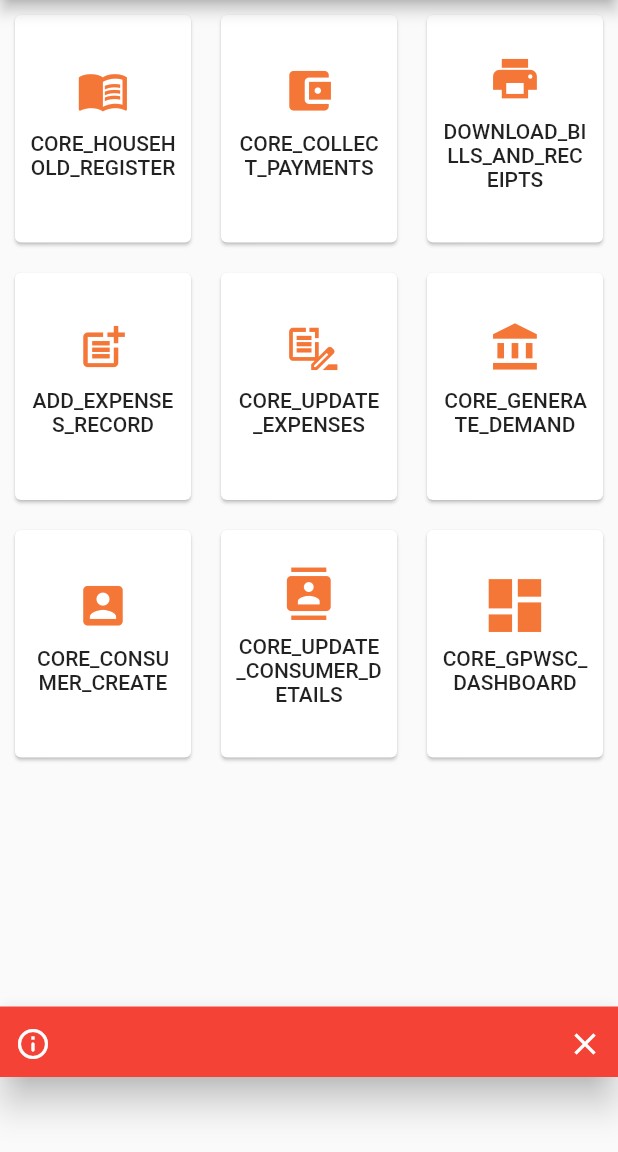
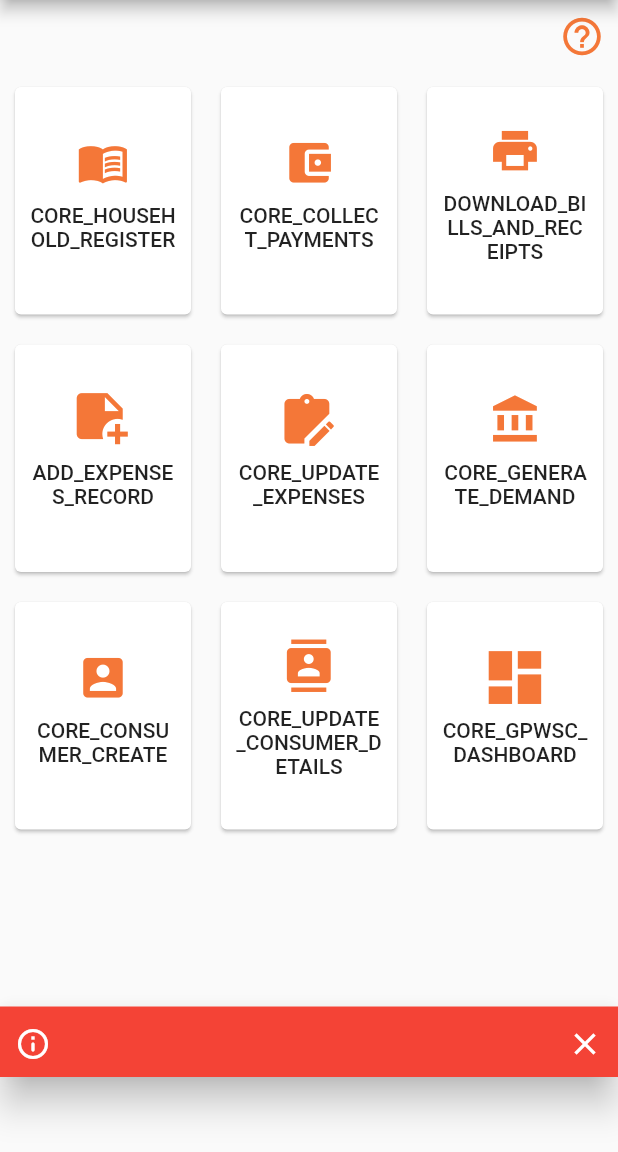
Before and after one commit to egovernments/punjab-mgramseva, a Flutter app: the Home screen opened by its route, on a phone screen of 412 x 824 dp, the part 84-1236 px from its top. Run offline on Flutter 3.47's test engine with Material 2 defaults, Android fonts, the phone set to English and light mode, and no system bars; our stand-ins replace datetime_picker_formfield, file_picker, flutter_secure_storage, flutter_spinkit, flutter_svg, flutter_typeahead and 1 more; missing offline and left inert: horizontal_data_table, universal_html; accounts and stored records are empty; network calls fail.

Commit message:
IFIX-292-Added help icon in home screen

```diff
--- /dev/null
+++ b/frontend/mgramseva/lib/icons/home_icons_modified_icons.dart
@@ -0,0 +1,26 @@
+/// Flutter icons HomeIconsModified
+/// Copyright (C) 2021 by original authors @ fluttericon.com, fontello.com
+/// This font was generated by FlutterIcon.com, which is derived from Fontello.
+///
+/// To use this font, place it in your fonts/ directory and include the
+/// following in your pubspec.yaml
+///
+/// flutter:
+///   fonts:
+///    - family:  HomeIconsModified
+///      fonts:
+///       - asset: fonts/HomeIconsModified.ttf
+///
+///
+///
+import 'package:flutter/widgets.dart';
+
+class HomeIconsModified {
+  HomeIconsModified._();
+
+  static const _kFontFam = 'HomeIconsModified';
+  static const String? _kFontPkg = null;
+
+  static const IconData vector_1 = IconData(0xe800, fontFamily: _kFontFam, fontPackage: _kFontPkg);
+  static const IconData vector = IconData(0xe801, fontFamily: _kFontFam, fontPackage: _kFontPkg);
+}
--- a/frontend/mgramseva/lib/screeens/Home.dart
+++ b/frontend/mgramseva/lib/screeens/Home.dart
@@ -2,6 +2,7 @@ import 'package:flutter/material.dart';
 import 'package:mgramseva/screeens/HomeCard.dart';
 import 'package:mgramseva/widgets/DrawerWrapper.dart';
 import 'package:mgramseva/widgets/SideBar.dart';
+import 'package:mgramseva/widgets/help.dart';
 
 import 'customAppbar.dart';
 
@@ -19,6 +20,12 @@ class _HomeState extends State<Home> {
         drawer: DrawerWrapper(
           Drawer(child: SideBar()),
         ),
-        body: HomeCard());
+        body: Column(
+            children : [
+              Align(
+                  alignment: Alignment.centerRight,
+                  child: Help()),
+              Expanded(child: HomeCard())
+            ]));
   }
 }
--- a/frontend/mgramseva/lib/utils/constants.dart
+++ b/frontend/mgramseva/lib/utils/constants.dart
@@ -1,4 +1,5 @@
 import 'package:mgramseva/icons/home_icons_icons.dart';
+import 'package:mgramseva/icons/home_icons_modified_icons.dart';
 import 'package:mgramseva/routers/Routers.dart';
 import 'package:mgramseva/utils/Constants/I18KeyConstants.dart';
 import 'package:mgramseva/utils/models.dart';
@@ -31,8 +32,8 @@ class Constants {
         Routes.HOUSEHOLD, {'Mode': "collect"}),
     HomeItem("DOWNLOAD_BILLS_AND_RECEIPTS", HomeIcons.printreciept, '', {}),
     HomeItem(
-        "ADD_EXPENSES_RECORD", HomeIcons.addexpenses, Routes.EXPENSES_ADD, {}),
-    HomeItem("CORE_UPDATE_EXPENSES", HomeIcons.updateexpenses,
+        "ADD_EXPENSES_RECORD", HomeIconsModified.vector_1, Routes.EXPENSES_ADD, {}),
+    HomeItem("CORE_UPDATE_EXPENSES", HomeIconsModified.vector,
         Routes.EXPENSE_SEARCH, {}),
     HomeItem(
         "CORE_GENERATE_DEMAND", HomeIcons.generaedemand, Routes.MANUAL_BILL_GENERATE, {}),
--- a/frontend/mgramseva/pubspec.yaml
+++ b/frontend/mgramseva/pubspec.yaml
@@ -82,6 +82,9 @@ flutter:
     - family: HomeIcons
       fonts:
         - asset: assets/icons/fonts/HomeIcons.ttf
+    - family: HomeIconsModified
+      fonts:
+        - asset: assets/icons/fonts/HomeIconsModified.ttf
   #       - asset: fonts/Schyler-Italic.ttf
   #         style: italic
   #   - family: Trajan Pro
```
Also changed, not shown: frontend/mgramseva/assets/icons/fonts/HomeIconsModified.ttf (added), 3 other files.
